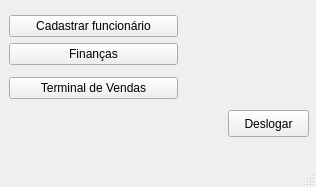
Above: gerente.ui from Luiz-Eduardo/programming-paradigms before the change. Below: the same form after it.
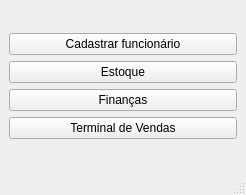
That is the form after the change.

Patch:
```diff
--- a/gerente.ui
+++ b/gerente.ui
@@ -6,36 +6,16 @@
    <rect>
     <x>0</x>
     <y>0</y>
-    <width>316</width>
-    <height>187</height>
+    <width>246</width>
+    <height>195</height>
    </rect>
   </property>
   <property name="windowTitle">
    <string>MainWindow</string>
   </property>
   <widget class="QWidget" name="centralwidget">
-   <widget class="QPushButton" name="logoutButton">
-    <property name="geometry">
-     <rect>
-      <x>228</x>
-      <y>110</y>
-      <width>81</width>
-      <height>27</height>
-     </rect>
-    </property>
-    <property name="text">
-     <string>Deslogar</string>
-    </property>
-   </widget>
-   <widget class="QWidget" name="">
-    <property name="geometry">
-     <rect>
-      <x>9</x>
-      <y>9</y>
-      <width>169</width>
-      <height>97</height>
-     </rect>
-    </property>
+   <layout class="QHBoxLayout" name="horizontalLayout">
+    <item>
     <layout class="QVBoxLayout" name="verticalLayout_2">
      <item>
       <layout class="QVBoxLayout" name="verticalLayout">
@@ -46,6 +26,13 @@
          </property>
         </widget>
        </item>
+        <item>
+         <widget class="QPushButton" name="estoqueButton">
+          <property name="text">
+           <string>Estoque</string>
+          </property>
+         </widget>
+        </item>
        <item>
         <widget class="QPushButton" name="financasButton">
          <property name="text">
@@ -53,8 +40,6 @@
          </property>
         </widget>
        </item>
-      </layout>
-     </item>
      <item>
       <widget class="QPushButton" name="vendasButton">
        <property name="text">
@@ -63,14 +48,17 @@
       </widget>
      </item>
     </layout>
-   </widget>
+      </item>
+     </layout>
+    </item>
+   </layout>
   </widget>
   <widget class="QMenuBar" name="menubar">
    <property name="geometry">
     <rect>
      <x>0</x>
      <y>0</y>
-     <width>316</width>
+     <width>246</width>
      <height>25</height>
     </rect>
    </property>
```
Lines whose indentation alone changed are shown as unchanged.
